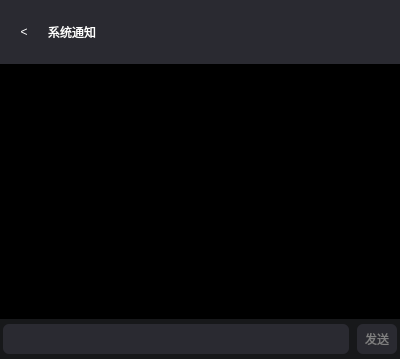
The window that VideoPlayer/pernotice/MainNotice.ui (huizhang556/pc-video-player) describes before a commit, drawn with Qt 5.
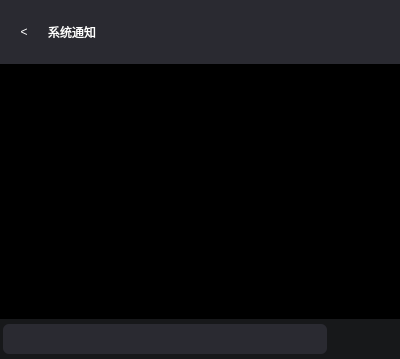
The same window after the commit. The open tabs and pages were chosen to show the change. Icons and pictures are not drawn.

The edit to the form file:
```diff
--- a/VideoPlayer/pernotice/MainNotice.ui
+++ b/VideoPlayer/pernotice/MainNotice.ui
@@ -57,7 +57,7 @@
 color: transparent;
 margin: 0px 4px 0px 4px;
 border-radius: 6px;
-background-color: #000000;
+background-color: #242628;
 }
 
 QListWidget::item:selected
@@ -110,6 +110,27 @@
 border: 0px solid rgb(64, 66, 68);
 }
 
+#listWidget_chat[istop = &quot;true&quot;]
+{
+background-color: #000000;
+}
+
+#listWidget_chat[istop = &quot;false&quot;]
+{
+background-color: #2a2a31;
+}
+
+#listWidget_details
+{
+background-color: #000000;
+}
+
+#listWidget_details::item
+{
+color: transparent;
+background-color: transparent;
+}
+
 #listWidget_details::item:selected
 {
 border: 0px solid rgb(64, 66, 68);
@@ -717,7 +738,7 @@
            </property>
            <layout class="QHBoxLayout" name="horizontalLayout">
             <property name="spacing">
-             <number>8</number>
+             <number>5</number>
             </property>
             <property name="leftMargin">
              <number>3</number>
@@ -751,6 +772,11 @@
 color: white;
 border-radius: 6px;
 font: 400 13px &quot;微软雅黑&quot;;
+}
+
+QLineEdit:focus
+{
+border: 1px solid #ef6f95;
 }</string>
               </property>
               <property name="text">
@@ -762,13 +788,13 @@
              <widget class="QPushButton" name="pushButton_send">
               <property name="minimumSize">
                <size>
-                <width>40</width>
+                <width>30</width>
                 <height>30</height>
                </size>
               </property>
               <property name="maximumSize">
                <size>
-                <width>40</width>
+                <width>30</width>
                 <height>30</height>
                </size>
               </property>
@@ -778,6 +804,8 @@
 color: gray;
 font: 800 14px &quot;微软雅黑&quot;;
 border-radius: 6px;
+border-image: url(:/images/fileitem/fileitem_sendpic.png);
+background-color: transparent;
 }
 
 QPushButton:hover
@@ -786,7 +814,42 @@
 }</string>
               </property>
               <property name="text">
-               <string>发送</string>
+               <string/>
+              </property>
+             </widget>
+            </item>
+            <item>
+             <widget class="QPushButton" name="pushButton_send_emoj">
+              <property name="minimumSize">
+               <size>
+                <width>30</width>
+                <height>30</height>
+               </size>
+              </property>
+              <property name="maximumSize">
+               <size>
+                <width>30</width>
+                <height>30</height>
+               </size>
+              </property>
+              <property name="styleSheet">
+               <string notr="true">QPushButton
+{
+color: gray;
+font: 800 14px &quot;微软雅黑&quot;;
+border-radius: 15px;
+border-image: url(:/images/fileitem/fileitem_sendemoj.png);
+background-color: transparent;
+}
+
+QPushButton:hover
+{
+color: white;
+border-image: url(:/images/fileitem/fileitem_sendemoj_hover.png);
+}</string>
+              </property>
+              <property name="text">
+               <string/>
               </property>
              </widget>
             </item>
```
Left out of the diff: 8 changed lines with no effect on the pictures.
